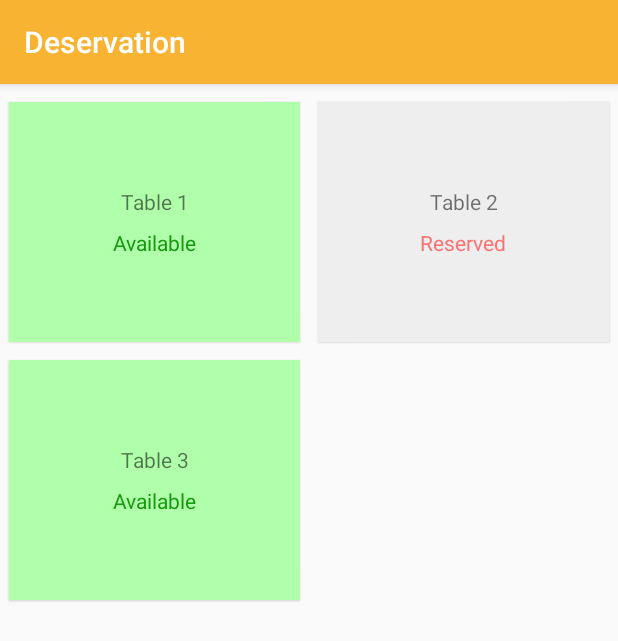
After one commit to duduBaiao/deservation, an Android app: the fragment ReservationsFragment shown on its own in the app's theme, on a phone screen of 412 x 824 dp. The commit adds this screen. Shown: the top 641 px of the screen. Run offline under Robolectric (Android 15) with nearby library versions, the phone set to English and light mode, and no system bars; 2 statements that could not run were skipped.

Commit message:
Reservations activity, fragment and adapter created.

```diff
--- a/app/src/main/AndroidManifest.xml
+++ b/app/src/main/AndroidManifest.xml
@@ -20,6 +20,12 @@
                 <category android:name="android.intent.category.LAUNCHER"/>
             </intent-filter>
         </activity>
+
+        <activity
+            android:name=".view.reservations.ReservationsActivity"
+            android:label="@string/reservations">
+        </activity>
+
     </application>
 
 </manifest>
--- /dev/null
+++ b/app/src/main/java/com/nostalgictouch/deservation/view/reservations/ReservationsActivity.kt
@@ -0,0 +1,26 @@
+package com.nostalgictouch.deservation.view.reservations
+
+import android.os.Bundle
+import android.view.MenuItem
+import com.nostalgictouch.deservation.R
+import com.nostalgictouch.deservation.view.common.BaseActivity
+
+class ReservationsActivity : BaseActivity() {
+
+    override fun onCreate(savedInstanceState: Bundle?) {
+        super.onCreate(savedInstanceState)
+
+        setContentView(R.layout.activity_reservations)
+
+        supportActionBar!!.setDisplayHomeAsUpEnabled(true)
+    }
+
+    override fun onOptionsItemSelected(item: MenuItem): Boolean {
+        if (item.itemId == android.R.id.home) {
+            finish()
+            return true
+        }
+
+        return super.onOptionsItemSelected(item)
+    }
+}
--- /dev/null
+++ b/app/src/main/java/com/nostalgictouch/deservation/view/reservations/ReservationsAdapter.kt
@@ -0,0 +1,71 @@
+package com.nostalgictouch.deservation.view.reservations
+
+import android.support.v4.content.ContextCompat
+import android.support.v7.widget.RecyclerView
+import android.view.LayoutInflater
+import android.view.View
+import android.view.ViewGroup
+import com.nostalgictouch.deservation.R
+import com.nostalgictouch.deservation.model.Table
+import kotlinx.android.synthetic.main.item_table.view.*
+
+class ReservationsAdapter(val tables: List<Table>,
+                          val itemClick: (Table, Int) -> Unit) :
+        RecyclerView.Adapter<ReservationsAdapter.ViewHolder>() {
+
+    override fun onCreateViewHolder(parent: ViewGroup, viewType: Int): ViewHolder {
+        val view = LayoutInflater.from(parent.context).inflate(R.layout.item_table, parent, false)
+        return ViewHolder(view)
+    }
+
+    override fun onBindViewHolder(holder: ViewHolder, position: Int) {
+        holder.bindView(tables[position], position, itemClick)
+    }
+
+    override fun getItemCount() = tables.size
+
+    open class ViewHolder(view: View) : RecyclerView.ViewHolder(view) {
+
+        private var tableText: String
+        private var availableText: String
+        private var reservedText: String
+
+        private var availableBackgroundColor: Int
+        private var reservedBackgroundColor: Int
+
+        private var availableTextColor: Int
+        private var reservedTextColor: Int
+
+        init {
+            tableText = itemView.context.resources.getString(R.string.table)
+            availableText = itemView.context.resources.getString(R.string.available)
+            reservedText = itemView.context.resources.getString(R.string.reserved)
+
+            availableBackgroundColor = ContextCompat.getColor(itemView.context, R.color.available_table_background)
+            reservedBackgroundColor = ContextCompat.getColor(itemView.context, R.color.reserved_table_background)
+
+            availableTextColor = ContextCompat.getColor(itemView.context, R.color.available_table_status)
+            reservedTextColor = ContextCompat.getColor(itemView.context, R.color.reserved_table_status)
+        }
+
+        fun bindView(table: Table, position: Int, itemClick: (Table, Int) -> Unit) {
+
+            itemView.title.text = tableText + " " + table.id
+
+            if (table.available) {
+                itemView.setBackgroundColor(availableBackgroundColor)
+
+                itemView.status.setTextColor(availableTextColor)
+                itemView.status.setText(availableText)
+            }
+            else {
+                itemView.setBackgroundColor(reservedBackgroundColor)
+
+                itemView.status.setTextColor(reservedTextColor)
+                itemView.status.setText(reservedText)
+            }
+
+            itemView.clickableLayout.setOnClickListener { itemClick(table, position) }
+        }
+    }
+}
--- /dev/null
+++ b/app/src/main/java/com/nostalgictouch/deservation/view/reservations/ReservationsFragment.kt
@@ -0,0 +1,78 @@
+package com.nostalgictouch.deservation.view.reservations
+
+import android.arch.lifecycle.LifecycleOwner
+import android.arch.lifecycle.Observer
+import android.arch.lifecycle.ViewModelProviders
+import android.os.Bundle
+import android.os.Handler
+import android.support.v7.widget.GridLayoutManager
+import android.view.LayoutInflater
+import android.view.View
+import android.view.ViewGroup
+import com.nostalgictouch.deservation.R
+import com.nostalgictouch.deservation.data.livedata.common.Status
+import com.nostalgictouch.deservation.model.Customer
+import com.nostalgictouch.deservation.model.Table
+import com.nostalgictouch.deservation.view.common.BaseFragment
+import com.nostalgictouch.deservation.viewmodel.ReservationsViewModel
+import kotlinx.android.synthetic.main.fragment_reservations.*
+
+class ReservationsFragment : BaseFragment() {
+
+    private lateinit var viewModel: ReservationsViewModel
+
+    lateinit private var mCustomer: Customer
+
+    override fun onCreateView(inflater: LayoutInflater, container: ViewGroup?,
+                              savedInstanceState: Bundle?): View? {
+        return inflater.inflate(R.layout.fragment_reservations, container, false)
+    }
+
+    override fun onViewCreated(view: View, savedInstanceState: Bundle?) {
+        super.onViewCreated(view, savedInstanceState)
+
+        mCustomer = activity.intent.extras.getParcelable("customer")
+
+        setupViewModel()
+
+        val columnCount = resources.getInteger(R.integer.reservations_grid_columns_count)
+        tablesRecyclerView.setHasFixedSize(true)
+        tablesRecyclerView.layoutManager = GridLayoutManager(activity, columnCount)
+
+        if (savedInstanceState == null) {
+            Handler().postDelayed({
+                loadReservations()
+            }, 1)
+        }
+    }
+
+    private fun setupViewModel() {
+        viewModel = ViewModelProviders.of(this.activity).get(ReservationsViewModel::class.java)
+
+        viewModel.loadingStatus.observe(this.activity as LifecycleOwner, Observer {
+            status ->
+
+            if (status == Status.LOADED) tablesRecyclerView.visibility = View.VISIBLE
+            else if (status == Status.ERROR) tablesRecyclerView.visibility = View.GONE
+
+            updateBaseLayouts(status!!)
+        })
+
+        viewModel.reservations.observe(activity as LifecycleOwner, Observer {
+            updateAdapter(it!!)
+        })
+    }
+
+    fun updateAdapter(tables: List<Table>) {
+        tablesRecyclerView.adapter = ReservationsAdapter(tables) {
+            table, position ->
+
+            table.available = !table.available
+            tablesRecyclerView.adapter.notifyItemChanged(position)
+        }
+    }
+
+    private fun loadReservations() {
+        viewModel.loadReservations()
+    }
+}
--- /dev/null
+++ b/app/src/main/res/layout/activity_reservations.xml
@@ -0,0 +1,16 @@
+<?xml version="1.0" encoding="utf-8"?>
+<FrameLayout
+    xmlns:android="http://schemas.android.com/apk/res/android"
+    xmlns:tools="http://schemas.android.com/tools"
+    android:layout_width="match_parent"
+    android:layout_height="match_parent"
+    android:background="@color/white_opaque"
+    tools:context="com.nostalgictouch.deservation.view.reservations.ReservationsActivity">
+
+    <fragment
+        android:id="@+id/reservationsFragment"
+        android:name="com.nostalgictouch.deservation.view.reservations.ReservationsFragment"
+        android:layout_width="match_parent"
+        android:layout_height="match_parent"/>
+
+</FrameLayout>
--- /dev/null
+++ b/app/src/main/res/layout/fragment_reservations.xml
@@ -0,0 +1,18 @@
+<FrameLayout
+    xmlns:android="http://schemas.android.com/apk/res/android"
+    xmlns:tools="http://schemas.android.com/tools"
+    android:layout_width="match_parent"
+    android:layout_height="match_parent"
+    tools:context="com.nostalgictouch.deservation.view.reservations.ReservationsFragment">
+
+    <android.support.v7.widget.RecyclerView
+        android:id="@+id/tablesRecyclerView"
+        android:layout_width="match_parent"
+        android:layout_height="match_parent"
+        android:clipToPadding="false"
+        android:paddingBottom="@dimen/default_half_margin"
+        android:paddingTop="@dimen/default_half_margin"/>
+
+    <include layout="@layout/fragment_base"/>
+
+</FrameLayout>
--- /dev/null
+++ b/app/src/main/res/layout/item_table.xml
@@ -0,0 +1,45 @@
+<?xml version="1.0" encoding="utf-8"?>
+<android.support.v7.widget.CardView
+    xmlns:android="http://schemas.android.com/apk/res/android"
+    xmlns:app="http://schemas.android.com/apk/res-auto"
+    xmlns:tools="http://schemas.android.com/tools"
+    android:layout_width="match_parent"
+    android:layout_height="wrap_content"
+    android:layout_margin="@dimen/default_half_margin"
+    app:cardElevation="1dp">
+
+    <LinearLayout
+        android:layout_width="match_parent"
+        android:layout_height="@dimen/table_item_height"
+        android:gravity="center_vertical"
+        android:orientation="vertical"
+        tools:background="@color/available_table_background"
+        android:padding="@dimen/default_padding">
+
+        <TextView
+            android:id="@+id/title"
+            android:layout_width="match_parent"
+            android:layout_height="wrap_content"
+            android:gravity="center"
+            android:textAppearance="@style/TextAppearance.AppCompat.Small"
+            tools:text="Table Number"/>
+
+        <TextView
+            android:id="@+id/status"
+            android:layout_width="match_parent"
+            android:layout_height="wrap_content"
+            android:gravity="center"
+            android:paddingTop="@dimen/default_padding"
+            android:textAppearance="@style/TextAppearance.AppCompat.Small"
+            tools:textColor="@color/available_table_status"
+            tools:text="Status"/>
+    </LinearLayout>
+
+    <FrameLayout
+        android:id="@+id/clickableLayout"
+        android:layout_width="match_parent"
+        android:layout_height="match_parent"
+        android:background="?android:selectableItemBackground"
+        android:clickable="true"/>
+
+</android.support.v7.widget.CardView>
--- a/app/src/main/res/values/colors.xml
+++ b/app/src/main/res/values/colors.xml
@@ -5,4 +5,9 @@
     <color name="colorAccent">#5faef2</color>
     <color name="icon_background">#ddd</color>
     <color name="white_opaque">#FFFFFFFF</color>
+
+    <color name="reserved_table_background">#eee</color>
+    <color name="reserved_table_status">#fd7272</color>
+    <color name="available_table_background">#b0ffaa</color>
+    <color name="available_table_status">#17990e</color>
 </resources>
--- a/app/src/main/res/values/dimens.xml
+++ b/app/src/main/res/values/dimens.xml
@@ -4,4 +4,5 @@
     <dimen name="default_half_margin">6dp</dimen>
     <dimen name="default_padding">8dp</dimen>
     <dimen name="icon_height">72dp</dimen>
+    <dimen name="table_item_height">160dp</dimen>
 </resources>
--- a/app/src/main/res/values/strings.xml
+++ b/app/src/main/res/values/strings.xml
@@ -5,4 +5,8 @@
     <string name="load_error">It wasn\'t possible to load data</string>
     <string name="check_internet">Please check your internet connection</string>
     <string name="search">Search</string>
+    <string name="reservations">Reservations</string>
+    <string name="table">Table</string>
+    <string name="available">Available</string>
+    <string name="reserved">Reserved</string>
 </resources>
```
